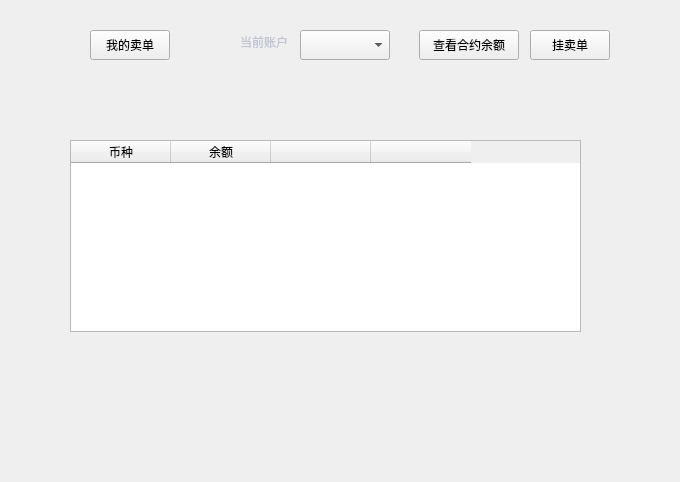
Old version of the form exchange/myexchangecontractpage.ui in the repository HcashOrg/hx-indicator.
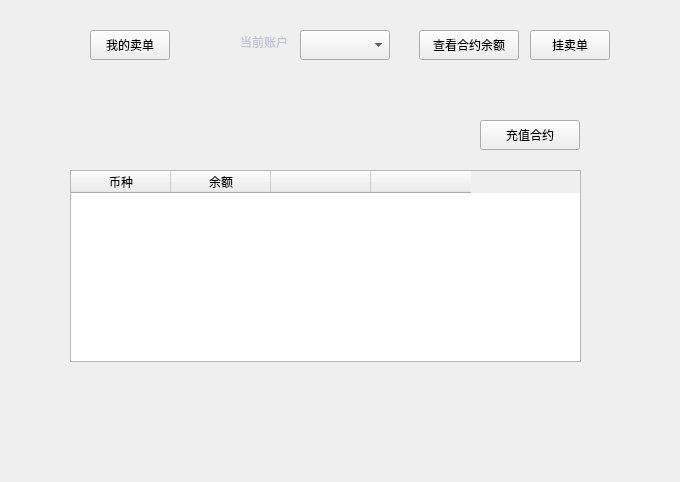
New version of the form. The open tabs and pages were chosen to show the change.

Patch:
```diff
--- a/exchange/myexchangecontractpage.ui
+++ b/exchange/myexchangecontractpage.ui
@@ -240,7 +240,7 @@
      <property name="geometry">
       <rect>
        <x>70</x>
-       <y>60</y>
+       <y>90</y>
        <width>511</width>
        <height>192</height>
       </rect>
@@ -290,6 +290,19 @@
       </property>
      </column>
     </widget>
+    <widget class="QPushButton" name="depositBtn">
+     <property name="geometry">
+      <rect>
+       <x>480</x>
+       <y>40</y>
+       <width>100</width>
+       <height>30</height>
+      </rect>
+     </property>
+     <property name="text">
+      <string>充值合约</string>
+     </property>
+    </widget>
    </widget>
   </widget>
   <widget class="QPushButton" name="balanceBtn">
```
Left out of the diff: 2 changed lines with no effect on the pictures.
